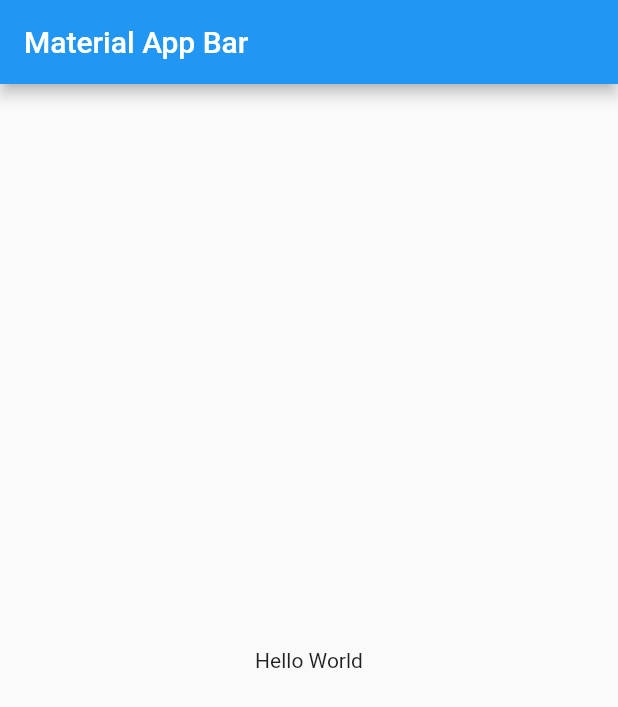
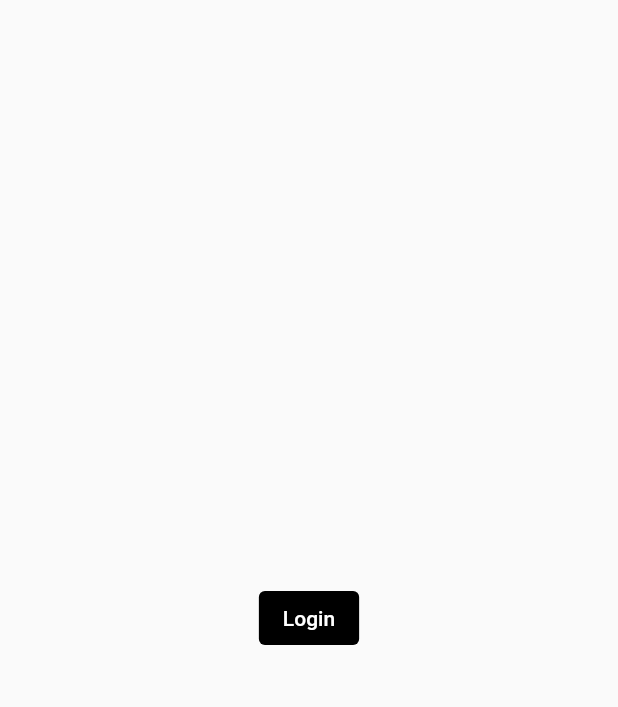
Before and after one commit to najmulmyself/Bio-Maker, a Flutter app: the screen it shows after launch, on a phone screen of 412 x 824 dp. Shown: the top 707 px of the screen. Run offline on Flutter 3.47's test engine with Material 2 defaults, Android fonts, the phone set to English and light mode, and no system bars.

Commit message:
added files

```diff
--- a/lib/main.dart
+++ b/lib/main.dart
@@ -1,4 +1,8 @@
+// ignore_for_file: prefer_const_constructors
+
 import 'package:flutter/material.dart';
+
+import 'pages/home_page.dart';
 
 void main() => runApp(MyApp());
 
@@ -7,16 +11,7 @@ class MyApp extends StatelessWidget {
   Widget build(BuildContext context) {
     return MaterialApp(
       title: 'Material App',
-      home: Scaffold(
-        appBar: AppBar(
-          title: Text('Material App Bar'),
-        ),
-        body: Center(
-          child: Container(
-            child: Text('Hello World'),
-          ),
-        ),
-      ),
+      home: HomePage(),
     );
   }
 }
--- /dev/null
+++ b/lib/pages/home_page.dart
@@ -0,0 +1,23 @@
+import 'package:flutter/material.dart';
+
+class HomePage extends StatelessWidget {
+  const HomePage({Key? key}) : super(key: key);
+
+  @override
+  Widget build(BuildContext context) {
+    return Scaffold(
+      body: Center(
+        child: ElevatedButton(
+          style: ButtonStyle(
+              maximumSize: MaterialStateProperty.all(Size.infinite),
+              backgroundColor: MaterialStateProperty.all(Colors.black)),
+          onPressed: null,
+          child: Text(
+            'Login',
+            style: TextStyle(color: Colors.white),
+          ),
+        ),
+      ),
+    );
+  }
+}
```
Also changed, not shown: 1 other file.
